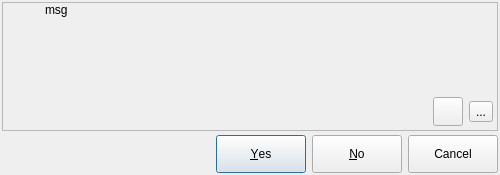
The window that libpgmodeler_ui/ui/messagebox.ui (pgmodeler/pgmodeler) describes before a commit, drawn with Qt 5.
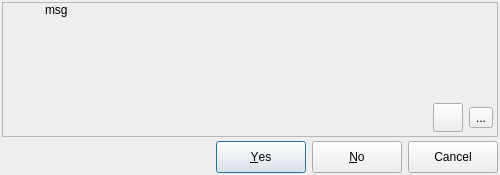
The same window after the commit. Icons and pictures are not drawn.

```diff
--- a/libpgmodeler_ui/ui/messagebox.ui
+++ b/libpgmodeler_ui/ui/messagebox.ui
@@ -394,7 +394,7 @@
      <item row="0" column="0">
       <widget class="QLabel" name="name_lbl">
        <property name="sizePolicy">
-        <sizepolicy hsizetype="Fixed" vsizetype="Preferred">
+        <sizepolicy hsizetype="Fixed" vsizetype="Fixed">
          <horstretch>0</horstretch>
          <verstretch>0</verstretch>
         </sizepolicy>
@@ -433,7 +433,7 @@
           <property name="minimumSize">
            <size>
             <width>90</width>
-            <height>38</height>
+            <height>32</height>
            </size>
           </property>
           <property name="text">
@@ -464,7 +464,7 @@
           <property name="minimumSize">
            <size>
             <width>90</width>
-            <height>38</height>
+            <height>32</height>
            </size>
           </property>
           <property name="text">
@@ -489,7 +489,7 @@
           <property name="minimumSize">
            <size>
             <width>90</width>
-            <height>38</height>
+            <height>32</height>
            </size>
           </property>
           <property name="text">
```
